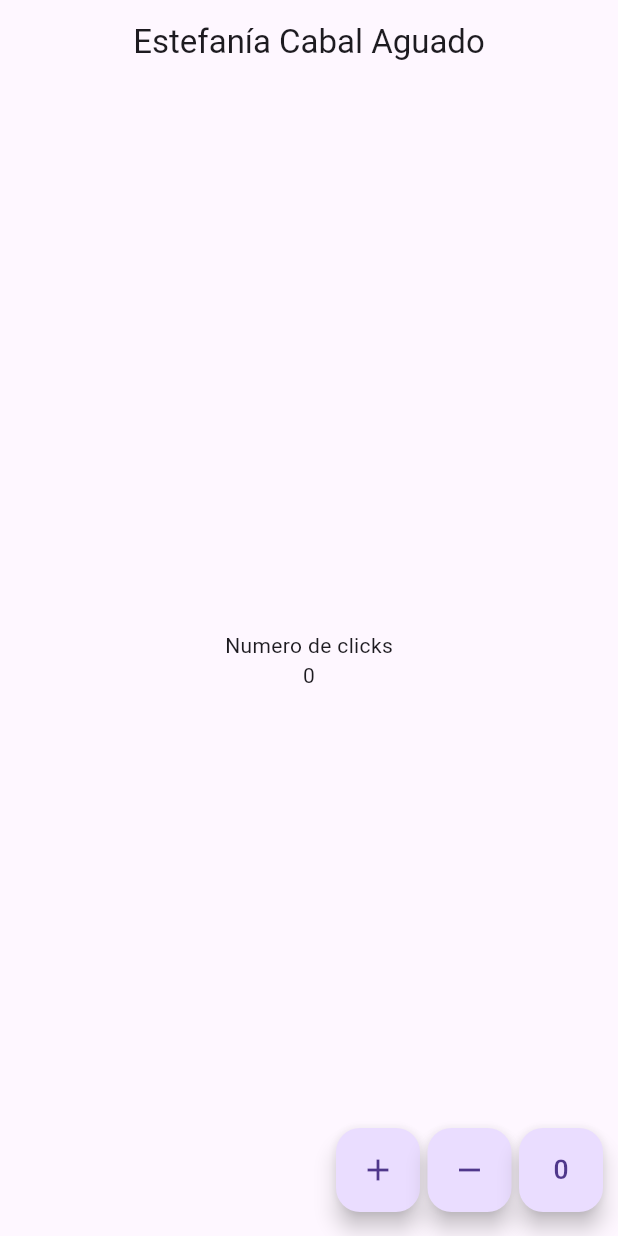
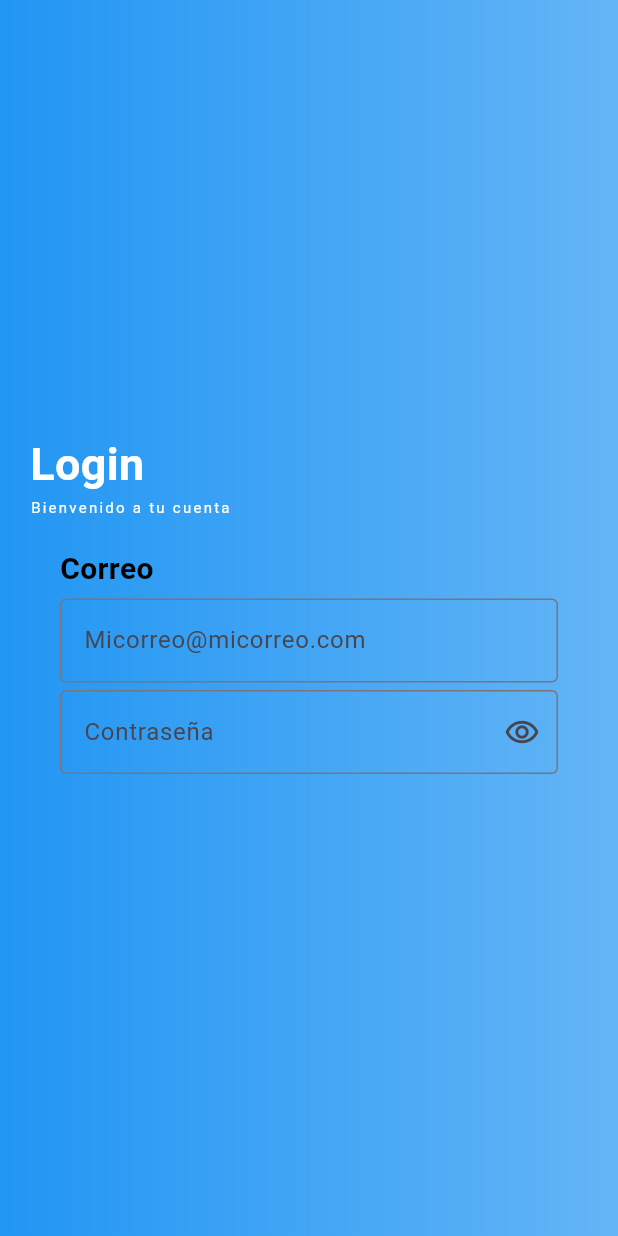
Before and after one commit to EstefaniaCabal/contador_flu, a Flutter app: the screen it shows after launch, on a phone screen of 412 x 824 dp. Run offline on Flutter 3.47's test engine with Material 3 defaults, Android fonts, the phone set to English and light mode, and no system bars.

Commit message:
Clase del 19. cambios

```diff
--- a/lib/main.dart
+++ b/lib/main.dart
@@ -1,4 +1,5 @@
-import 'package:contador_flu/pages/home_page.dart';
+//import 'package:contador_flu/pages/home_page.dart';
+import 'package:contador_flu/pages/login_page.dart';
 import 'package:flutter/material.dart';
 
 void main() => runApp(const MyApp());
@@ -10,7 +11,7 @@ void main() => runApp(const MyApp());
     Widget build(BuildContext context) {
       return const MaterialApp(
         title: 'Material App',
-        home: HomePage(),
+        home: LoginPage(),
       );
     }
 }
--- /dev/null
+++ b/lib/pages/login_page.dart
@@ -0,0 +1,127 @@
+import 'package:flutter/material.dart';
+
+class LoginPage extends StatefulWidget {
+  const LoginPage({super.key});
+
+  @override
+  State<LoginPage> createState() => _LoginPageState();
+}
+
+class _LoginPageState extends State<LoginPage> {
+
+  @override
+  Widget build(BuildContext context) {
+    return const Scaffold(
+      body: Stack(
+        children: [
+          Fondo(),
+          Contenido(),
+        ],
+      ),
+    );
+  }
+}
+
+class Fondo extends StatelessWidget {
+  const Fondo({super.key});
+
+  @override
+  Widget build(BuildContext context) {
+    return Container(
+      decoration: BoxDecoration(
+        gradient: LinearGradient(
+          begin: Alignment.centerRight,
+          end: Alignment.centerLeft,
+          colors:[Colors.blue.shade300,Colors.blue])),
+    );
+
+  }
+}
+
+class Contenido extends StatefulWidget {
+  const Contenido({super.key});
+
+  @override
+  State<Contenido> createState() => _ContenidoState();
+}
+
+class _ContenidoState extends State<Contenido> {
+  @override
+  Widget build(BuildContext context) {
+    return const Padding(
+      padding: EdgeInsets.symmetric(horizontal: 20),
+      child: Column(
+        mainAxisAlignment: MainAxisAlignment.center,
+        crossAxisAlignment: CrossAxisAlignment.start,
+        children: [
+          Text(
+            'Login',
+            style: TextStyle(
+              color: Colors.white,
+              fontWeight: FontWeight.bold,
+              fontSize: 30,
+            ),
+          ),
+          Text(
+            'Bienvenido a tu cuenta',
+            style: TextStyle(
+              color: Colors.white,
+              fontSize: 10,
+              letterSpacing: 1.5,
+            ),
+          ),
+          Datos()
+        ],
+      )
+    );
+  }
+}
+
+class Datos extends StatefulWidget {
+  const Datos({super.key});
+
+  @override
+  State<Datos> createState() => _DatosState();
+}
+
+class _DatosState extends State<Datos> {
+  @override
+  Widget build(BuildContext context) {
+    return Container(
+      padding: const EdgeInsets.all(20),
+      child:  Column(
+        crossAxisAlignment: CrossAxisAlignment.start,
+        children: [
+           const Text(
+            'Correo',
+            style: TextStyle(
+              color: Colors.black,
+              fontWeight: FontWeight.bold,
+              fontSize: 20,
+            ),
+          ),
+          const SizedBox(height: 5,),
+          TextFormField(
+            keyboardType: TextInputType.emailAddress,
+            decoration: const InputDecoration(
+              border: OutlineInputBorder(),
+              hintText: 'Micorreo@micorreo.com',
+            ),
+          ),
+          const SizedBox(height: 5,),
+          TextFormField(
+            obscureText: true,
+            decoration: InputDecoration(
+              border: const OutlineInputBorder(),
+              hintText: 'Contraseña',
+              suffixIcon: IconButton(
+                icon: const Icon(Icons.remove_red_eye_outlined),
+                onPressed: () => {},
+              )
+            ),
+          )
+        ],
+      )
+    );
+  }
+}
```
